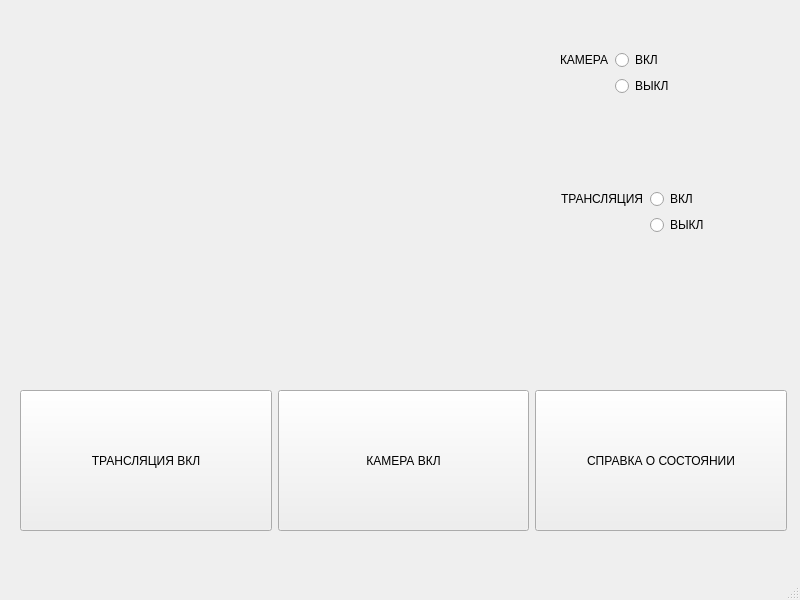
Before: the Qt Designer form mainwindow.ui in artemivanovz/Camera, drawn with Qt 5.
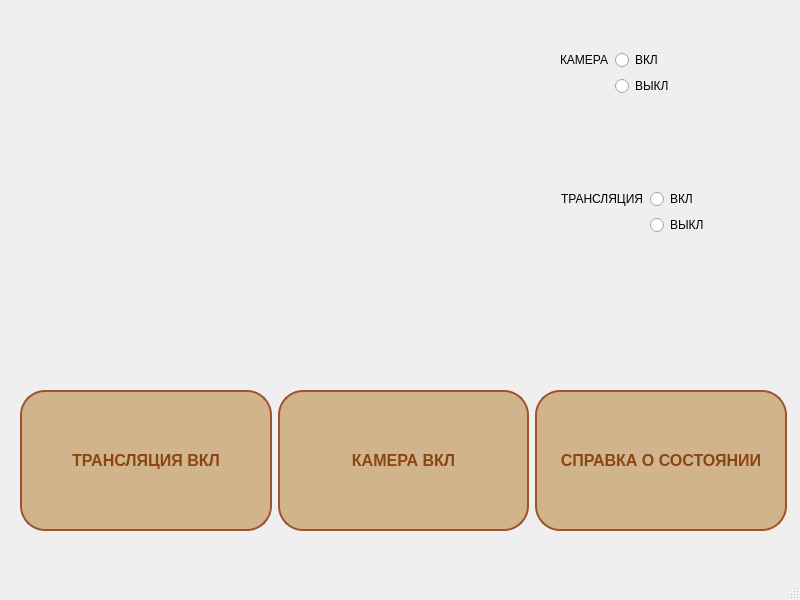
After: the same form once the commit is applied.

```diff
--- a/mainwindow.ui
+++ b/mainwindow.ui
@@ -59,6 +59,26 @@
     background-color: #f0e68c;
 }</string>
        </property>
+       <property name="styleSheet">
+        <string notr="true">QPushButton {
+    background-color: #D2B48C; /* Более коричневый оттенок бежевого */
+    border: 2px solid #A0522D; /* Более контрастная окантовка */
+    border-radius: 25px; /* Скругленные края */
+    font-family: 'Arial'; /* Широкий шрифт */
+    font-size: 16px; /* Размер шрифта */
+    font-weight: bold; /* Жирный шрифт */
+    padding: 10px 20px; /* Внутренние отступы */
+    color: #8B4513; /* Более контрастный цвет шрифта */
+}
+
+QPushButton:hover {
+    background-color: #C19A6B; /* Цвет при наведении */
+}
+
+QPushButton:pressed {
+    background-color: #8B4513; /* Цвет при нажатии */
+}</string>
+       </property>
        <property name="text">
         <string>ТРАНСЛЯЦИЯ ВКЛ</string>
        </property>
@@ -86,6 +106,26 @@
     background-color: #f0e68c;
 }</string>
        </property>
+       <property name="styleSheet">
+        <string notr="true">QPushButton {
+    background-color: #D2B48C; /* Более коричневый оттенок бежевого */
+    border: 2px solid #A0522D; /* Более контрастная окантовка */
+    border-radius: 25px; /* Скругленные края */
+    font-family: 'Arial'; /* Широкий шрифт */
+    font-size: 16px; /* Размер шрифта */
+    font-weight: bold; /* Жирный шрифт */
+    padding: 10px 20px; /* Внутренние отступы */
+    color: #8B4513; /* Более контрастный цвет шрифта */
+}
+
+QPushButton:hover {
+    background-color: #C19A6B; /* Цвет при наведении */
+}
+
+QPushButton:pressed {
+    background-color: #8B4513; /* Цвет при нажатии */
+}</string>
+       </property>
        <property name="text">
         <string>КАМЕРА ВКЛ</string>
        </property>
@@ -99,6 +139,26 @@
          <verstretch>0</verstretch>
         </sizepolicy>
        </property>
+       <property name="styleSheet">
+        <string notr="true">QPushButton {
+    background-color: #D2B48C; /* Более коричневый оттенок бежевого */
+    border: 2px solid #A0522D; /* Более контрастная окантовка */
+    border-radius: 25px; /* Скругленные края */
+    font-family: 'Arial'; /* Широкий шрифт */
+    font-size: 16px; /* Размер шрифта */
+    font-weight: bold; /* Жирный шрифт */
+    padding: 10px 20px; /* Внутренние отступы */
+    color: #8B4513; /* Более контрастный цвет шрифта */
+}
+
+QPushButton:hover {
+    background-color: #C19A6B; /* Цвет при наведении */
+}
+
+QPushButton:pressed {
+    background-color: #8B4513; /* Цвет при нажатии */
+}</string>
+       </property>
        <property name="text">
         <string>СПРАВКА О СОСТОЯНИИ</string>
        </property>
```
